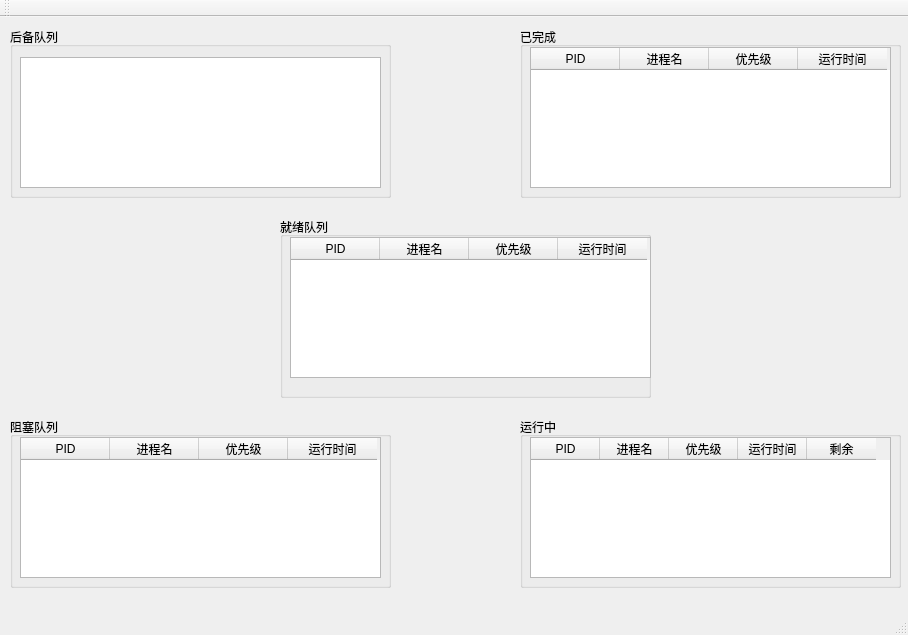
Old version of the form mainwindow.ui in the repository whllhw/OS_Experiment.
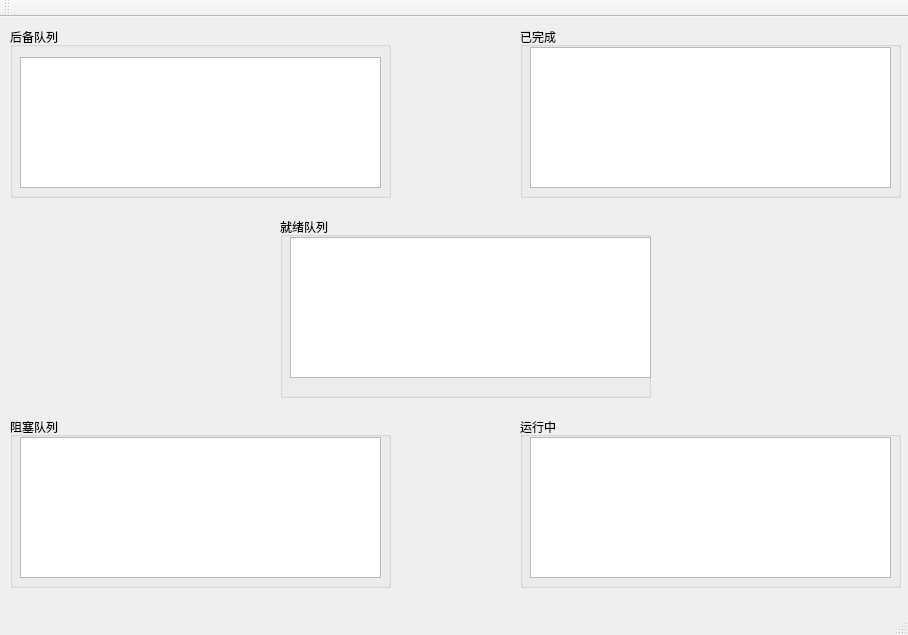
New version of the form.

```diff
--- a/mainwindow.ui
+++ b/mainwindow.ui
@@ -35,7 +35,7 @@
     <property name="checkable">
      <bool>false</bool>
     </property>
-    <widget class="QTableWidget" name="ready_tableWidget">
+    <widget class="QTableView" name="ready_tableView">
      <property name="geometry">
       <rect>
        <x>10</x>
@@ -44,38 +44,18 @@
        <height>141</height>
       </rect>
      </property>
-     <attribute name="horizontalHeaderVisible">
-      <bool>true</bool>
-     </attribute>
-     <attribute name="horizontalHeaderCascadingSectionResizes">
-      <bool>true</bool>
-     </attribute>
      <attribute name="horizontalHeaderDefaultSectionSize">
+      <number>1</number>
+     </attribute>
+     <attribute name="horizontalHeaderHighlightSections">
+      <bool>true</bool>
+     </attribute>
+     <attribute name="horizontalHeaderMinimumSectionSize">
       <number>89</number>
      </attribute>
-     <attribute name="horizontalHeaderShowSortIndicator" stdset="0">
+     <attribute name="verticalHeaderVisible">
       <bool>false</bool>
      </attribute>
-     <column>
-      <property name="text">
-       <string>PID</string>
-      </property>
-     </column>
-     <column>
-      <property name="text">
-       <string>进程名</string>
-      </property>
-     </column>
-     <column>
-      <property name="text">
-       <string>优先级</string>
-      </property>
-     </column>
-     <column>
-      <property name="text">
-       <string>运行时间</string>
-      </property>
-     </column>
     </widget>
    </widget>
    <widget class="QGroupBox" name="groupBox_4">
@@ -90,7 +70,7 @@
     <property name="title">
      <string>已完成</string>
     </property>
-    <widget class="QTableWidget" name="finish_tableWidget">
+    <widget class="QTableView" name="finish_tableView">
      <property name="geometry">
       <rect>
        <x>10</x>
@@ -99,38 +79,18 @@
        <height>141</height>
       </rect>
      </property>
-     <attribute name="horizontalHeaderVisible">
-      <bool>true</bool>
-     </attribute>
-     <attribute name="horizontalHeaderCascadingSectionResizes">
-      <bool>true</bool>
-     </attribute>
      <attribute name="horizontalHeaderDefaultSectionSize">
+      <number>1</number>
+     </attribute>
+     <attribute name="horizontalHeaderHighlightSections">
+      <bool>true</bool>
+     </attribute>
+     <attribute name="horizontalHeaderMinimumSectionSize">
       <number>89</number>
      </attribute>
-     <attribute name="horizontalHeaderShowSortIndicator" stdset="0">
+     <attribute name="verticalHeaderVisible">
       <bool>false</bool>
      </attribute>
-     <column>
-      <property name="text">
-       <string>PID</string>
-      </property>
-     </column>
-     <column>
-      <property name="text">
-       <string>进程名</string>
-      </property>
-     </column>
-     <column>
-      <property name="text">
-       <string>优先级</string>
-      </property>
-     </column>
-     <column>
-      <property name="text">
-       <string>运行时间</string>
-      </property>
-     </column>
     </widget>
    </widget>
    <widget class="QGroupBox" name="groupBox_6">
@@ -151,7 +111,7 @@
     <property name="checkable">
      <bool>false</bool>
     </property>
-    <widget class="QTableWidget" name="block_tableWidget">
+    <widget class="QTableView" name="block_tableView">
      <property name="geometry">
       <rect>
        <x>10</x>
@@ -160,38 +120,18 @@
        <height>141</height>
       </rect>
      </property>
-     <attribute name="horizontalHeaderVisible">
-      <bool>true</bool>
-     </attribute>
-     <attribute name="horizontalHeaderCascadingSectionResizes">
-      <bool>true</bool>
-     </attribute>
      <attribute name="horizontalHeaderDefaultSectionSize">
+      <number>1</number>
+     </attribute>
+     <attribute name="horizontalHeaderHighlightSections">
+      <bool>true</bool>
+     </attribute>
+     <attribute name="horizontalHeaderMinimumSectionSize">
       <number>89</number>
      </attribute>
-     <attribute name="horizontalHeaderShowSortIndicator" stdset="0">
+     <attribute name="verticalHeaderVisible">
       <bool>false</bool>
      </attribute>
-     <column>
-      <property name="text">
-       <string>PID</string>
-      </property>
-     </column>
-     <column>
-      <property name="text">
-       <string>进程名</string>
-      </property>
-     </column>
-     <column>
-      <property name="text">
-       <string>优先级</string>
-      </property>
-     </column>
-     <column>
-      <property name="text">
-       <string>运行时间</string>
-      </property>
-     </column>
     </widget>
    </widget>
    <widget class="QGroupBox" name="groupBox_7">
@@ -212,7 +152,7 @@
     <property name="checkable">
      <bool>false</bool>
     </property>
-    <widget class="QTableWidget" name="run_tableWidget">
+    <widget class="QTableView" name="run_tableView">
      <property name="geometry">
       <rect>
        <x>10</x>
@@ -221,43 +161,18 @@
        <height>141</height>
       </rect>
      </property>
-     <attribute name="horizontalHeaderVisible">
-      <bool>true</bool>
-     </attribute>
-     <attribute name="horizontalHeaderCascadingSectionResizes">
-      <bool>true</bool>
-     </attribute>
      <attribute name="horizontalHeaderDefaultSectionSize">
+      <number>1</number>
+     </attribute>
+     <attribute name="horizontalHeaderHighlightSections">
+      <bool>true</bool>
+     </attribute>
+     <attribute name="horizontalHeaderMinimumSectionSize">
       <number>69</number>
      </attribute>
-     <attribute name="horizontalHeaderShowSortIndicator" stdset="0">
+     <attribute name="verticalHeaderVisible">
       <bool>false</bool>
      </attribute>
-     <column>
-      <property name="text">
-       <string>PID</string>
-      </property>
-     </column>
-     <column>
-      <property name="text">
-       <string>进程名</string>
-      </property>
-     </column>
-     <column>
-      <property name="text">
-       <string>优先级</string>
-      </property>
-     </column>
-     <column>
-      <property name="text">
-       <string>运行时间</string>
-      </property>
-     </column>
-     <column>
-      <property name="text">
-       <string>剩余</string>
-      </property>
-     </column>
     </widget>
    </widget>
    <widget class="QGroupBox" name="groupBox_5">
```
